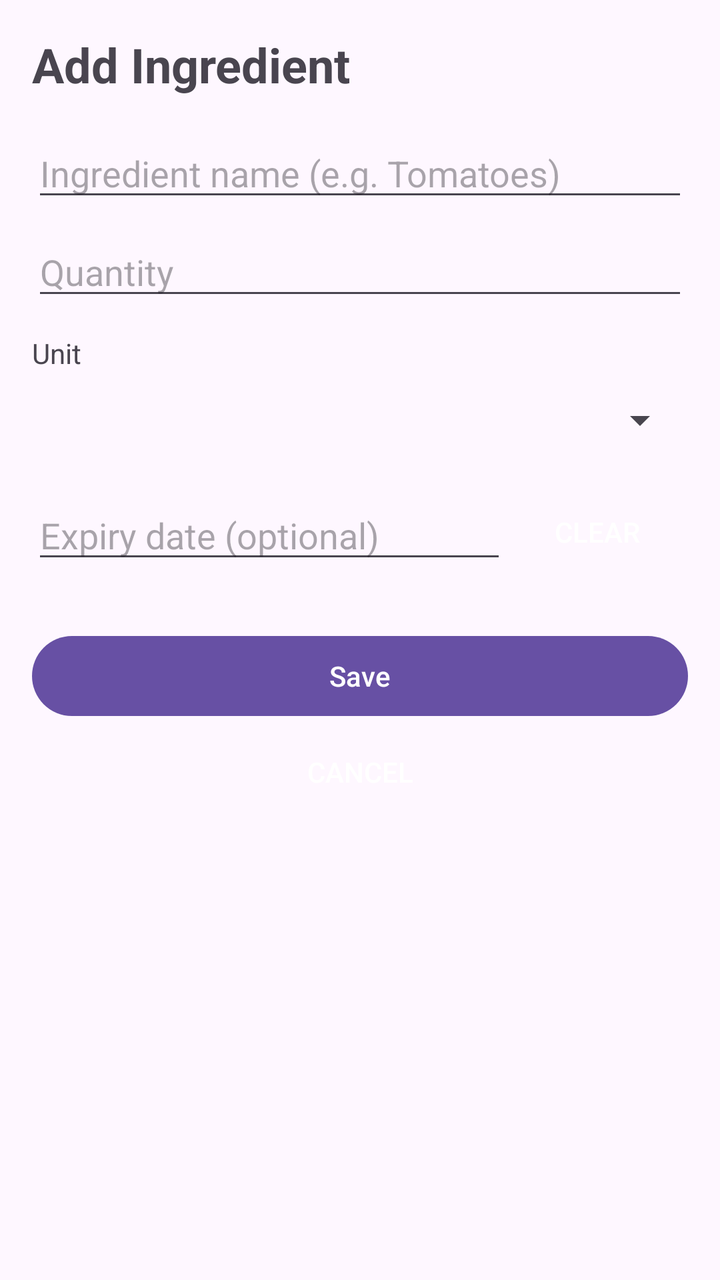
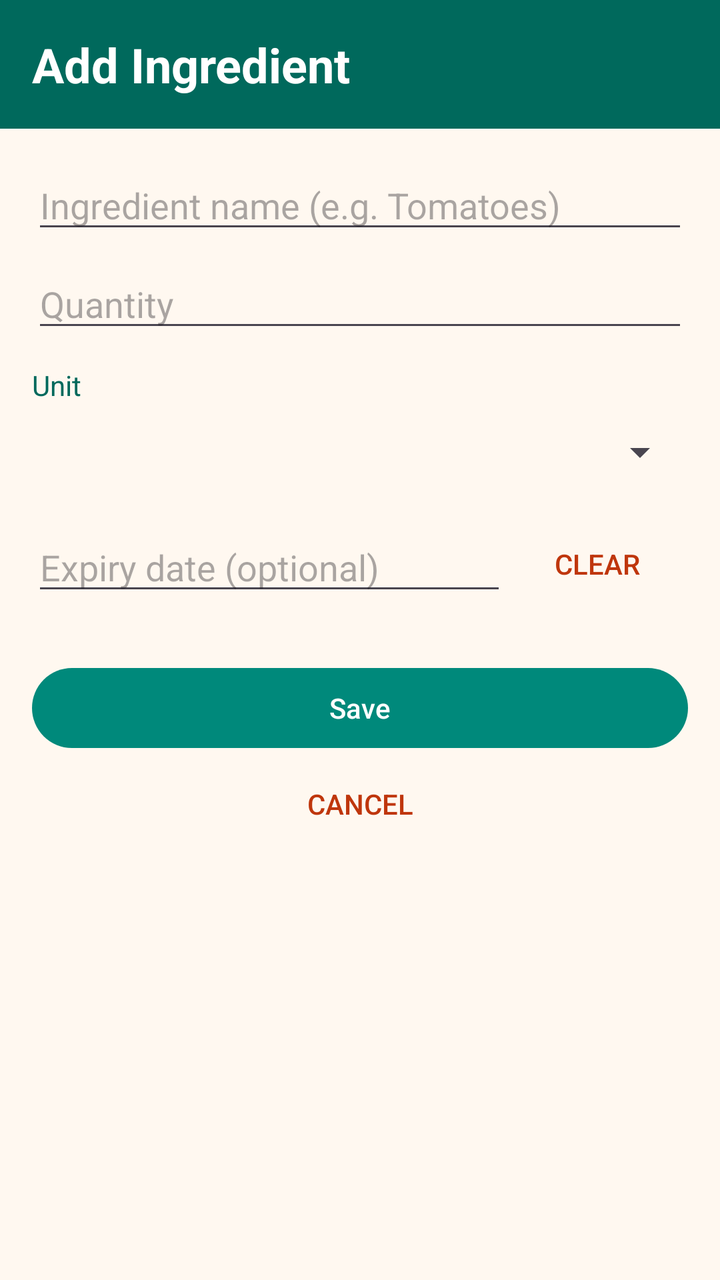

Two renders of the same Android screen: before a commit and after it. Below are the layout's source before the change and the commit's diff.
<!-- AndroidManifest.xml: application theme Theme.SmartPantryManager -->
<!-- res/layout/activity_add_item.xml -->
<?xml version="1.0" encoding="utf-8"?>
<ScrollView xmlns:android="http://schemas.android.com/apk/res/android"
    android:layout_width="match_parent"
    android:layout_height="match_parent"
    android:fitsSystemWindows="true">

    <LinearLayout
        android:layout_width="match_parent"
        android:layout_height="wrap_content"
        android:orientation="vertical"
        android:padding="16dp">

        <TextView
            android:id="@+id/tvFormTitle"
            android:layout_width="match_parent"
            android:layout_height="wrap_content"
            android:paddingBottom="16dp"
            android:text="Add Ingredient"
            android:textSize="24sp"
            android:textStyle="bold" />

        <EditText
            android:id="@+id/etName"
            android:layout_width="match_parent"
            android:layout_height="wrap_content"
            android:hint="Ingredient name (e.g. Tomatoes)"
            android:inputType="textCapWords"
            android:maxLines="1" />

        <EditText
            android:id="@+id/etQuantity"
            android:layout_width="match_parent"
            android:layout_height="wrap_content"
            android:layout_marginTop="8dp"
            android:hint="Quantity"
            android:inputType="numberDecimal"
            android:maxLines="1" />

        <TextView
            android:layout_width="wrap_content"
            android:layout_height="wrap_content"
            android:layout_marginTop="12dp"
            android:text="Unit" />

        <Spinner
            android:id="@+id/spUnit"
            android:layout_width="match_parent"
            android:layout_height="48dp" />

        <LinearLayout
            android:layout_width="match_parent"
            android:layout_height="wrap_content"
            android:layout_marginTop="8dp"
            android:gravity="center_vertical"
            android:orientation="horizontal">

            <EditText
                android:id="@+id/etExpiry"
                android:layout_width="0dp"
                android:layout_height="wrap_content"
                android:layout_weight="1"
                android:clickable="true"
                android:focusable="false"
                android:hint="Expiry date (optional)"
                android:inputType="none" />

            <Button
                android:id="@+id/btnClearDate"
                style="?android:attr/borderlessButtonStyle"
                android:layout_width="wrap_content"
                android:layout_height="wrap_content"
                android:text="Clear" />
        </LinearLayout>

        <Button
            android:id="@+id/btnSave"
            android:layout_width="match_parent"
            android:layout_height="wrap_content"
            android:layout_marginTop="24dp"
            android:text="Save" />

        <Button
            android:id="@+id/btnCancel"
            style="?android:attr/borderlessButtonStyle"
            android:layout_width="match_parent"
            android:layout_height="wrap_content"
            android:text="Cancel" />
    </LinearLayout>
</ScrollView>
<!-- resources referenced by this layout -->
<resources>
  <style name="Theme.SmartPantryManager" parent="Base.Theme.SmartPantryManager" />
  <style name="Base.Theme.SmartPantryManager" parent="Theme.Material3.DayNight.NoActionBar">
          
          
      </style>
</resources>

<!-- the commit's change to res/layout/activity_add_item.xml (unified diff, before → after) -->
@@ -7,83 +7,94 @@
     <LinearLayout
         android:layout_width="match_parent"
         android:layout_height="wrap_content"
-        android:orientation="vertical"
-        android:padding="16dp">
+        android:orientation="vertical">
 
         <TextView
             android:id="@+id/tvFormTitle"
             android:layout_width="match_parent"
             android:layout_height="wrap_content"
-            android:paddingBottom="16dp"
+            android:background="@color/teal_dark"
+            android:padding="16dp"
             android:text="Add Ingredient"
+            android:textColor="@android:color/white"
             android:textSize="24sp"
             android:textStyle="bold" />
-
-        <EditText
-            android:id="@+id/etName"
-            android:layout_width="match_parent"
-            android:layout_height="wrap_content"
-            android:hint="Ingredient name (e.g. Tomatoes)"
-            android:inputType="textCapWords"
-            android:maxLines="1" />
-
-        <EditText
-            android:id="@+id/etQuantity"
-            android:layout_width="match_parent"
-            android:layout_height="wrap_content"
-            android:layout_marginTop="8dp"
-            android:hint="Quantity"
-            android:inputType="numberDecimal"
-            android:maxLines="1" />
-
-        <TextView
-            android:layout_width="wrap_content"
-            android:layout_height="wrap_content"
-            android:layout_marginTop="12dp"
-            android:text="Unit" />
-
-        <Spinner
-            android:id="@+id/spUnit"
-            android:layout_width="match_parent"
-            android:layout_height="48dp" />
 
         <LinearLayout
             android:layout_width="match_parent"
             android:layout_height="wrap_content"
-            android:layout_marginTop="8dp"
-            android:gravity="center_vertical"
-            android:orientation="horizontal">
+            android:orientation="vertical"
+            android:padding="16dp">
 
             <EditText
-                android:id="@+id/etExpiry"
-                android:layout_width="0dp"
+                android:id="@+id/etName"
+                android:layout_width="match_parent"
                 android:layout_height="wrap_content"
-                android:layout_weight="1"
-                android:clickable="true"
-                android:focusable="false"
-                android:hint="Expiry date (optional)"
-                android:inputType="none" />
+                android:hint="Ingredient name (e.g. Tomatoes)"
+                android:inputType="textCapWords"
+                android:maxLines="1" />
+
+            <EditText
+                android:id="@+id/etQuantity"
+                android:layout_width="match_parent"
+                android:layout_height="wrap_content"
+                android:layout_marginTop="8dp"
+                android:hint="Quantity"
+                android:inputType="numberDecimal"
+                android:maxLines="1" />
+
+            <TextView
+                android:layout_width="wrap_content"
+                android:layout_height="wrap_content"
+                android:layout_marginTop="12dp"
+                android:text="Unit"
+                android:textColor="@color/teal_dark" />
+
+            <Spinner
+                android:id="@+id/spUnit"
+                android:layout_width="match_parent"
+                android:layout_height="48dp" />
+
+            <LinearLayout
+                android:layout_width="match_parent"
+                android:layout_height="wrap_content"
+                android:layout_marginTop="8dp"
+                android:gravity="center_vertical"
+                android:orientation="horizontal">
+
+                <EditText
+                    android:id="@+id/etExpiry"
+                    android:layout_width="0dp"
+                    android:layout_height="wrap_content"
+                    android:layout_weight="1"
+                    android:clickable="true"
+                    android:focusable="false"
+                    android:hint="Expiry date (optional)"
+                    android:inputType="none" />
+
+                <Button
+                    android:id="@+id/btnClearDate"
+                    style="?android:attr/borderlessButtonStyle"
+                    android:layout_width="wrap_content"
+                    android:layout_height="wrap_content"
+                    android:text="Clear"
+                    android:textColor="@color/coral_dark" />
+            </LinearLayout>
 
             <Button
-                android:id="@+id/btnClearDate"
+                android:id="@+id/btnSave"
+                android:layout_width="match_parent"
+                android:layout_height="wrap_content"
+                android:layout_marginTop="24dp"
+                android:text="Save" />
+
+            <Button
+                android:id="@+id/btnCancel"
                 style="?android:attr/borderlessButtonStyle"
-                android:layout_width="wrap_content"
+                android:layout_width="match_parent"
                 android:layout_height="wrap_content"
-                android:text="Clear" />
+                android:text="Cancel"
+                android:textColor="@color/coral_dark" />
         </LinearLayout>
-
-        <Button
-            android:id="@+id/btnSave"
-            android:layout_width="match_parent"
-            android:layout_height="wrap_content"
-            android:layout_marginTop="24dp"
-            android:text="Save" />
-
-        <Button
-            android:id="@+id/btnCancel"
-            style="?android:attr/borderlessButtonStyle"
-            android:layout_width="match_parent"
-            android:layout_height="wrap_content"
-            android:text="Cancel" />
     </LinearLayout>
 </ScrollView>
<!-- resource entries referenced after the edit -->
@@ -1,9 +1,25 @@
 <!-- resources referenced by this layout -->
 <resources>
+  <color name="coral_dark">#BF360C</color>
+  <color name="teal_dark">#00695C</color>
   <style name="Theme.SmartPantryManager" parent="Base.Theme.SmartPantryManager" />
-  <style name="Base.Theme.SmartPantryManager" parent="Theme.Material3.DayNight.NoActionBar">
-          
-          
+  <style name="Base.Theme.SmartPantryManager" parent="Theme.Material3.Light.NoActionBar">
+          <item name="colorPrimary">@color/teal</item>
+          <item name="colorOnPrimary">@android:color/white</item>
+          <item name="colorPrimaryContainer">@color/coral_light</item>
+          <item name="colorOnPrimaryContainer">@color/coral_dark</item>
+          <item name="colorSecondary">@color/coral</item>
+          <item name="colorOnSecondary">@android:color/white</item>
+          <item name="colorSecondaryContainer">@color/teal_light</item>
+          <item name="colorOnSecondaryContainer">@color/teal_dark</item>
+          <item name="android:colorBackground">@color/cream</item>
+          <item name="android:statusBarColor">@color/teal_dark</item>
+          <item name="android:windowLightStatusBar" tools:targetApi="m">false</item>
       </style>
+  <color name="teal">#00897B</color>
+  <color name="coral_light">#FFCCBC</color>
+  <color name="coral">#FF7043</color>
+  <color name="teal_light">#B2DFDB</color>
+  <color name="cream">#FFF8F0</color>
 </resources>
 
